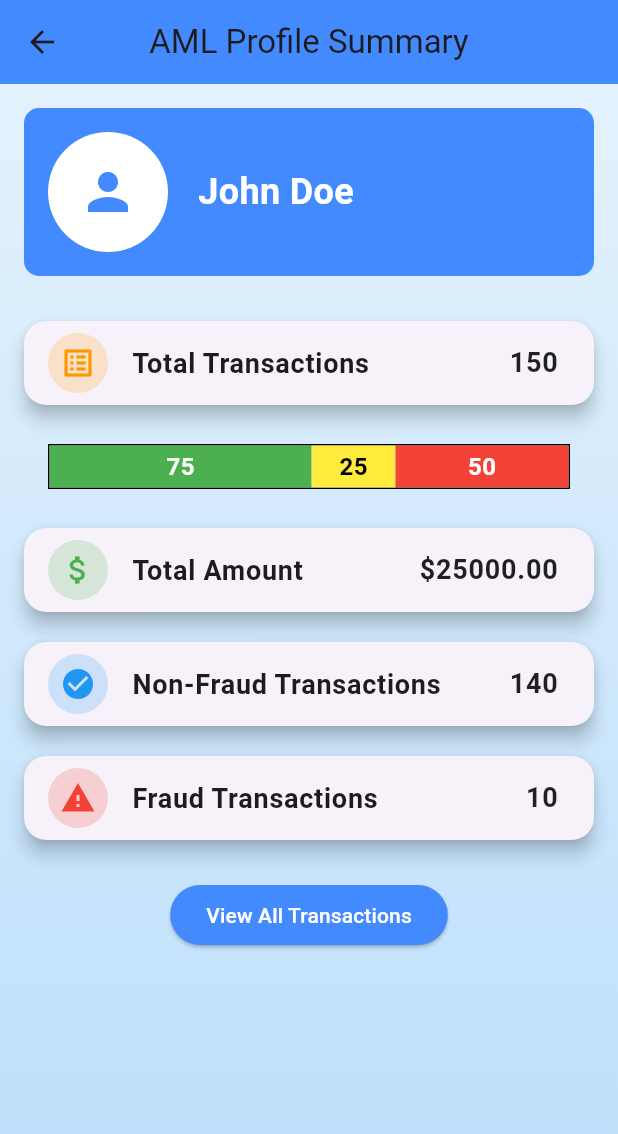
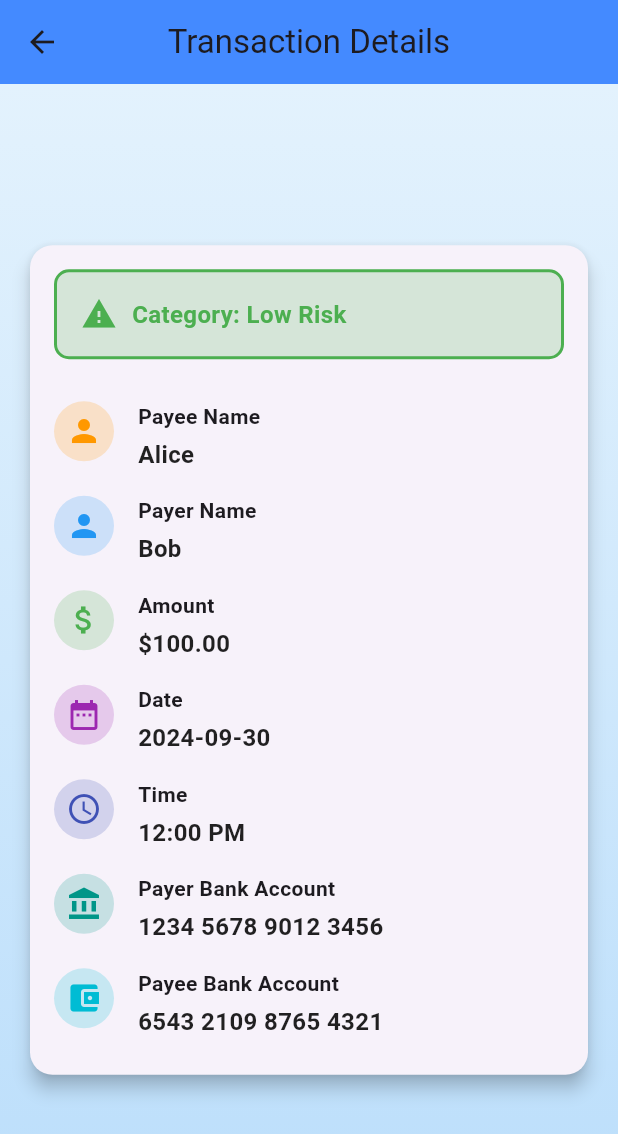
Before and after one commit to niksoni2910/tsec_hackathon, a Flutter app: the screen it shows after launch, on a phone screen of 412 x 824 dp. Shown: the top 1134 px of the screen. Run offline on Flutter 3.47's test engine with Material 3 defaults, Android fonts, the phone set to English and light mode, and no system bars.

Commit message:
transaction page added

```diff
--- a/tsec_hack/lib/main.dart
+++ b/tsec_hack/lib/main.dart
@@ -1,5 +1,6 @@
 import 'package:flutter/material.dart';
 import 'package:tsec_hack/profile_page.dart';
+import 'package:tsec_hack/transaction_page.dart';
 
 void main() {
   runApp(const MyApp());
@@ -18,7 +19,16 @@
         visualDensity: VisualDensity.adaptivePlatformDensity,
         primarySwatch: Colors.blue,
       ),
-      home: UserProfile(),
+      home: TransactionPage(
+      payeeName: 'Alice',
+      payerName: 'Bob',
+      amount: 100.0,
+      date: '2024-09-30',
+      time: '12:00 PM',
+      payerBankAccountNumber: '1234 5678 9012 3456',
+      payeeBankAccountNumber: '6543 2109 8765 4321',
+      category: 'green',
+    ),
     );
   }
 }
--- /dev/null
+++ b/tsec_hack/lib/transaction_page.dart
@@ -0,0 +1,178 @@
+import 'package:flutter/material.dart';
+
+class TransactionPage extends StatelessWidget {
+  final String payeeName;
+  final String payerName;
+  final double amount;
+  final String date;
+  final String time;
+  final String payerBankAccountNumber;
+  final String payeeBankAccountNumber;
+  final String category; // 'red', 'yellow', or 'green'
+
+  const TransactionPage({
+    required this.payeeName,
+    required this.payerName,
+    required this.amount,
+    required this.date,
+    required this.time,
+    required this.payerBankAccountNumber,
+    required this.payeeBankAccountNumber,
+    required this.category,
+  });
+
+  @override
+  Widget build(BuildContext context) {
+    return Scaffold(
+      appBar: AppBar(
+        leading: IconButton(
+          icon: Icon(Icons.arrow_back),
+          onPressed: () {
+            Navigator.pop(context);
+          },
+        ),
+        title: Text('Transaction Details'),
+        centerTitle: true,
+        backgroundColor: const Color.fromARGB(255, 68, 138, 255),
+      ),
+      body: Container(
+        decoration: BoxDecoration(
+          gradient: LinearGradient(
+            colors: [Colors.blue[50]!, Colors.blue[100]!],
+            begin: Alignment.topCenter,
+            end: Alignment.bottomCenter,
+          ),
+        ),
+        padding: const EdgeInsets.all(16.0),
+        child: Center(
+          child: _buildTransactionCard(),
+        ),
+      ),
+    );
+  }
+
+  Widget _buildTransactionCard() {
+    return Card(
+      elevation: 5,
+      shape: RoundedRectangleBorder(
+        borderRadius: BorderRadius.circular(15),
+      ),
+      child: Padding(
+        padding: const EdgeInsets.all(16.0),
+        child: Column(
+          mainAxisSize: MainAxisSize.min,
+          crossAxisAlignment: CrossAxisAlignment.start,
+          children: [
+            _buildCategoryIndicator(category),
+            SizedBox(height: 20),
+            _buildCardInfoRow(icon: Icons.person, title: 'Payee Name', value: payeeName, color: Colors.orange),
+            _buildCardInfoRow(icon: Icons.person, title: 'Payer Name', value: payerName, color: Colors.blue),
+            _buildCardInfoRow(icon: Icons.attach_money, title: 'Amount', value: '\$${amount.toStringAsFixed(2)}', color: Colors.green),
+            _buildCardInfoRow(icon: Icons.date_range, title: 'Date', value: date, color: Colors.purple),
+            _buildCardInfoRow(icon: Icons.access_time, title: 'Time', value: time, color: Colors.indigo),
+            _buildCardInfoRow(icon: Icons.account_balance, title: 'Payer Bank Account', value: payerBankAccountNumber, color: Colors.teal),
+            _buildCardInfoRow(icon: Icons.account_balance_wallet, title: 'Payee Bank Account', value: payeeBankAccountNumber, color: Colors.cyan),
+
+          ],
+        ),
+      ),
+    );
+  }
+
+  Widget _buildCardInfoRow({
+    required IconData icon,
+    required String title,
+    required String value,
+    required Color color,
+  }) {
+    return Padding(
+      padding: const EdgeInsets.symmetric(vertical: 8.0),
+      child: Row(
+        crossAxisAlignment: CrossAxisAlignment.start,
+        children: [
+          CircleAvatar(
+            backgroundColor: color.withOpacity(0.2),
+            child: Icon(
+              icon,
+              color: color,
+            ),
+          ),
+          SizedBox(width: 16),
+          Expanded(
+            child: Column(
+              crossAxisAlignment: CrossAxisAlignment.start,
+              children: [
+                Text(
+                  title,
+                  style: TextStyle(fontSize: 14, fontWeight: FontWeight.bold),
+                ),
+                SizedBox(height: 4),
+                Text(
+                  value,
+                  style: TextStyle(
+                    fontSize: 16,
+                    fontWeight: FontWeight.bold,
+                    color: Colors.black87,
+                  ),
+                ),
+              ],
+            ),
+          ),
+        ],
+      ),
+    );
+  }
+
+  Widget _buildCategoryIndicator(String category) {
+    Color categoryColor;
+    String categoryLabel;
+
+    switch (category.toLowerCase()) {
+      case 'red':
+        categoryColor = Colors.red;
+        categoryLabel = 'High Risk';
+        break;
+      case 'yellow':
+        categoryColor = Colors.yellow;
+        categoryLabel = 'Medium Risk';
+        break;
+      case 'green':
+        categoryColor = Colors.green;
+        categoryLabel = 'Low Risk';
+        break;
+      default:
+        categoryColor = Colors.grey;
+        categoryLabel = 'Unknown';
+        break;
+    }
+
+    return Container(
+      padding: EdgeInsets.all(16),
+      decoration: BoxDecoration(
+        color: categoryColor.withOpacity(0.2),
+        borderRadius: BorderRadius.circular(10),
+        border: Border.all(
+          color: categoryColor,
+          width: 2,
+        ),
+      ),
+      child: Row(
+        children: [
+          Icon(
+            Icons.warning,
+            color: categoryColor,
+          ),
+          SizedBox(width: 10),
+          Text(
+            'Category: $categoryLabel',
+            style: TextStyle(
+              fontSize: 16,
+              fontWeight: FontWeight.bold,
+              color: categoryColor,
+            ),
+          ),
+        ],
+      ),
+    );
+  }
+}
```
